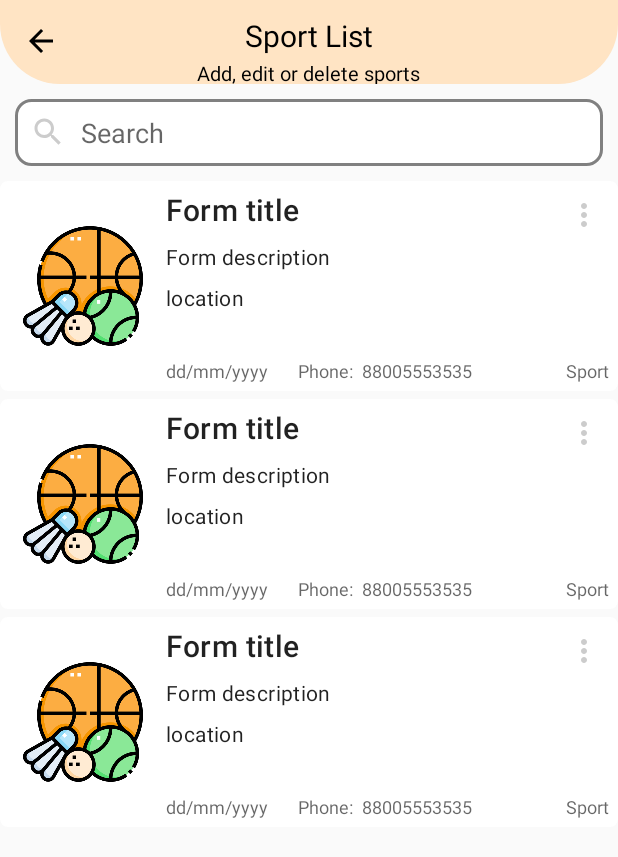
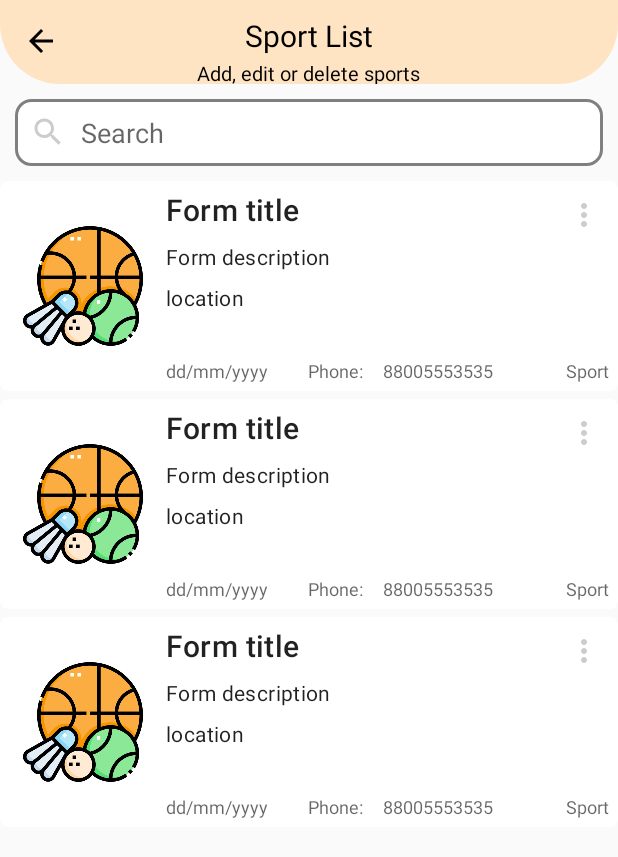
Before and after one commit to polblack7/SportFriend, an Android app: the layout activity_sport_list_admin.xml on its own in the app's theme, with its tools: preview values and no code run, on a phone screen of 412 x 824 dp. Shown: the top 857 px of the screen. Run offline under Robolectric (Android 15) with nearby library versions, the phone set to English and light mode, and no system bars.

Commit message:
small fixes

```diff
--- a/app/src/main/res/layout/row_forms_admin.xml
+++ b/app/src/main/res/layout/row_forms_admin.xml
@@ -85,14 +85,15 @@
             android:maxLines="1"
             android:text="dd/mm/yyyy"/>
 
+
         <TextView
             android:id="@+id/phoneTv"
             style="@style/TextAppearance.AppCompat.Caption"
             android:layout_width="wrap_content"
             android:layout_height="wrap_content"
             android:layout_alignParentBottom="true"
-            android:layout_toStartOf="@+id/sportId"
-            android:layout_toEndOf="@id/dateTv"
+            android:layout_marginStart="250dp"
+
             android:textAlignment="center"
             android:maxLines="1"
             android:text="88005553535"/>
@@ -103,8 +104,8 @@
             android:layout_width="wrap_content"
             android:layout_height="wrap_content"
             android:layout_alignParentBottom="true"
-            android:paddingStart="20dp"
-            android:layout_toEndOf="@id/dateTv"
+            android:layout_marginStart="200dp"
+
             android:textAlignment="center"
             android:maxLines="1"
             android:text="Phone:"/>
```
